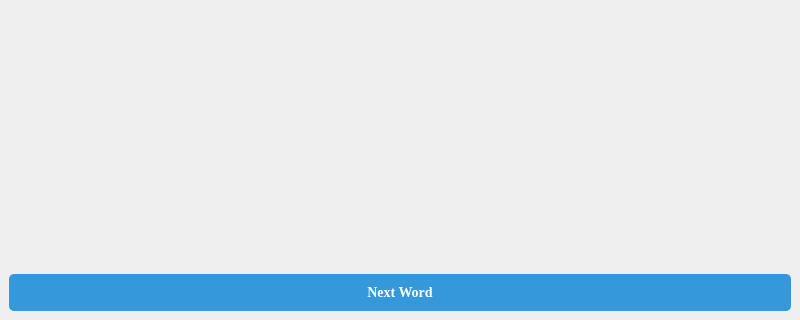
panvkk/VultureCommand, file mainwindow.ui: the form before one commit; both pictures show x 0 to 800 and y 349 to 669 of the 800 by 669 pixel window.
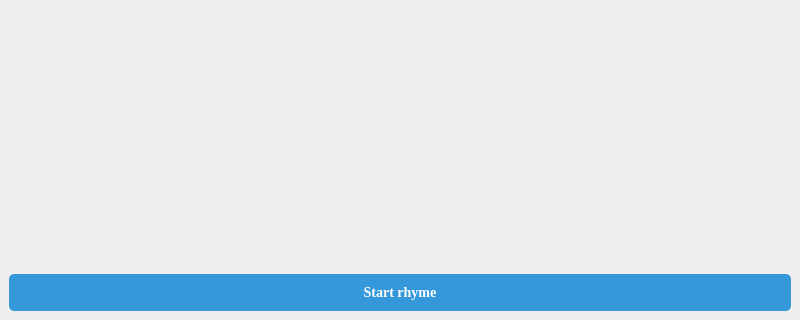
The form after the commit.

Commit message: Added the ability to stop the counting game and start it using a button

```diff
--- a/mainwindow.ui
+++ b/mainwindow.ui
@@ -40,7 +40,7 @@
        QPushButton:hover { background: #2980b9; }</string>
       </property>
       <property name="text">
-       <string>Next Word</string>
+       <string>Start rhyme</string>
       </property>
      </widget>
     </item>
```
The commit also changes 4 other files.
